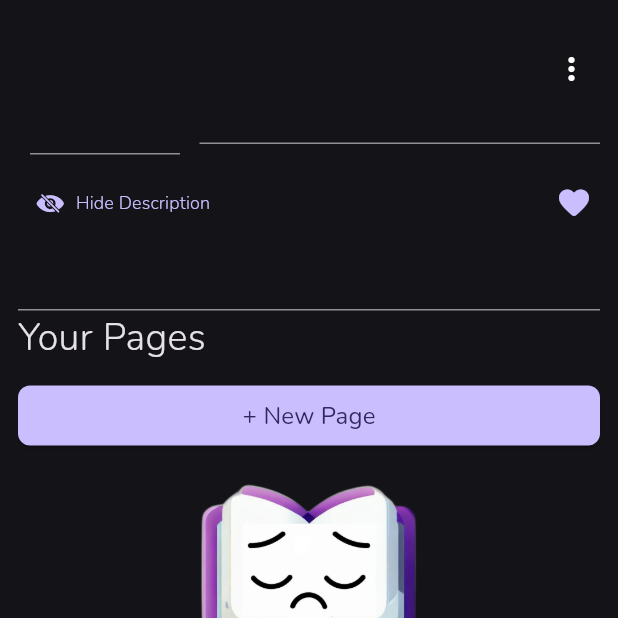
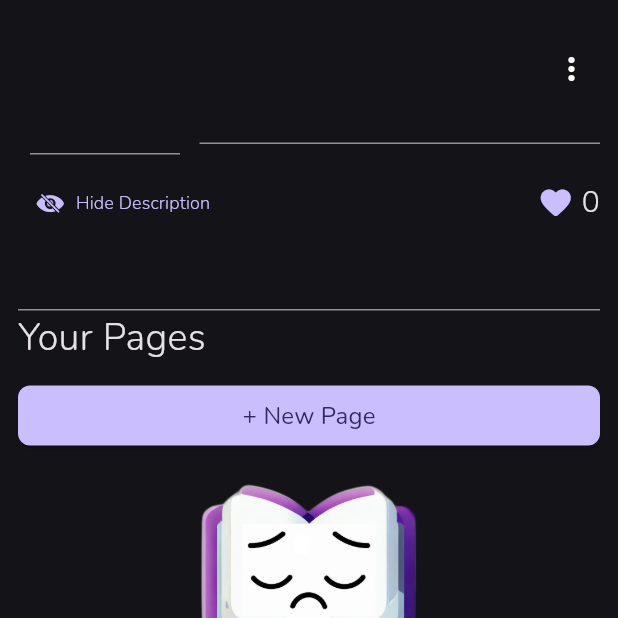
Before and after one commit to shravan-g-k/SKY-Book-public, a Flutter app: the BookScreen screen opened directly with empty values, after a tap on "Show Description", on a phone screen of 412 x 824 dp, the top half of it. Run offline on Flutter 3.47's test engine with Material 2 defaults, Android fonts, the phone set to English and light mode, and no system bars; our stand-ins replace firebase_auth, firebase_core, flutter_riverpod, fluttertoast, go_router, google_fonts and 3 more; missing offline and left inert: encrypt, flutter_quill, molten_navigationbar_flutter; accounts and stored records are empty; network calls fail.

Commit message:
get likes on a public book

```diff
--- a/lib/controller/public_book_controller.dart
+++ b/lib/controller/public_book_controller.dart
@@ -55,4 +55,15 @@ class PublicBookController {
       );
     }
   }
+
+  Future<int> getLikesCount(String publicBookId) async {
+    try {
+      final likes = await _ref
+          .read(publicBookRepositoryProvider)
+          .getLikesCount(publicBookId);
+      return likes;
+    } catch (e) {
+      return 0;
+    }
+  }
 }
--- a/lib/repository/public_book_repo.dart
+++ b/lib/repository/public_book_repo.dart
@@ -37,4 +37,13 @@ class PublicBookRepository {
     final publicBook = PublicBook.fromMap(responseBody);
     return publicBook;
   }
+
+  Future<int> getLikesCount(
+    String publicBookId,
+  ) async {
+    final url = Uri.parse('$serverAddress/publicbook/$publicBookId/likes');
+    final response = await http.get(url);
+    final responseBody = jsonDecode(response.body);
+    return responseBody;
+  }
 }
--- a/lib/screens/books_screens/book_screen.dart
+++ b/lib/screens/books_screens/book_screen.dart
@@ -28,6 +28,7 @@ class _BookScreenState extends ConsumerState<BookScreen> {
   late TextEditingController _titleController;
   late TextEditingController _descriptionController;
   late TextEditingController _iconController;
+  int likesCount = 0;
 
   @override
   void initState() {
@@ -37,7 +38,16 @@ class _BookScreenState extends ConsumerState<BookScreen> {
     _descriptionController =
         TextEditingController(text: widget.book.description);
     _iconController = TextEditingController(text: widget.book.icon);
-    if (widget.book.publicBookId != null) {}
+    if (widget.book.publicBookId != null) {
+      ref
+          .read(publicBookControllerProvider)
+          .getLikesCount(widget.book.publicBookId!)
+          .then((value) {
+        setState(() {
+          likesCount = value;
+        });
+      });
+    }
     super.initState();
   }
 
@@ -86,7 +96,10 @@ class _BookScreenState extends ConsumerState<BookScreen> {
         return AlertDialog(
           title: const Text('Are you sure?'),
           content: const Text(
-              'Once you make this book public, you cannot make it private again.'),
+              'Once you make this book public, you cannot make it private again.',
+              style: TextStyle(
+                fontSize: 12,
+              )),
           actions: [
             TextButton(
               onPressed: () {
@@ -310,9 +323,7 @@ class _BookScreenState extends ConsumerState<BookScreen> {
                           Icons.favorite_rounded,
                           color: colorScheme.primary,
                         ),
-                        Text(
-                          ' ${book.publicBookId}',
-                        ),
+                        Text(' $likesCount'),
                       ],
                     ),
                 ],
```
Also changed, not shown: lib/screens/home_screens/nav_chat_screen.dart (+4 -17 lines), 1 other file.
